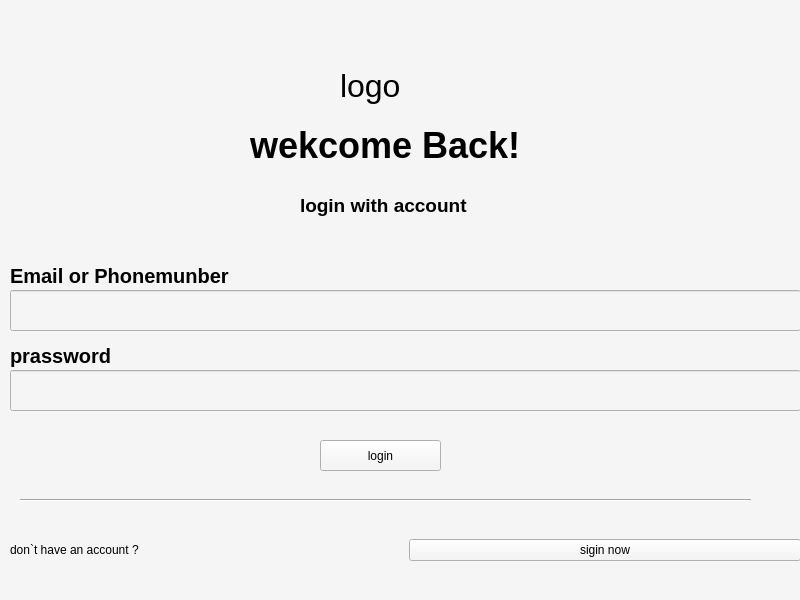
This is ui/login.ui in vuituoiluon595-spec/PTA39-SPCK as Qt 5 draws it before an edit. The edited form follows.
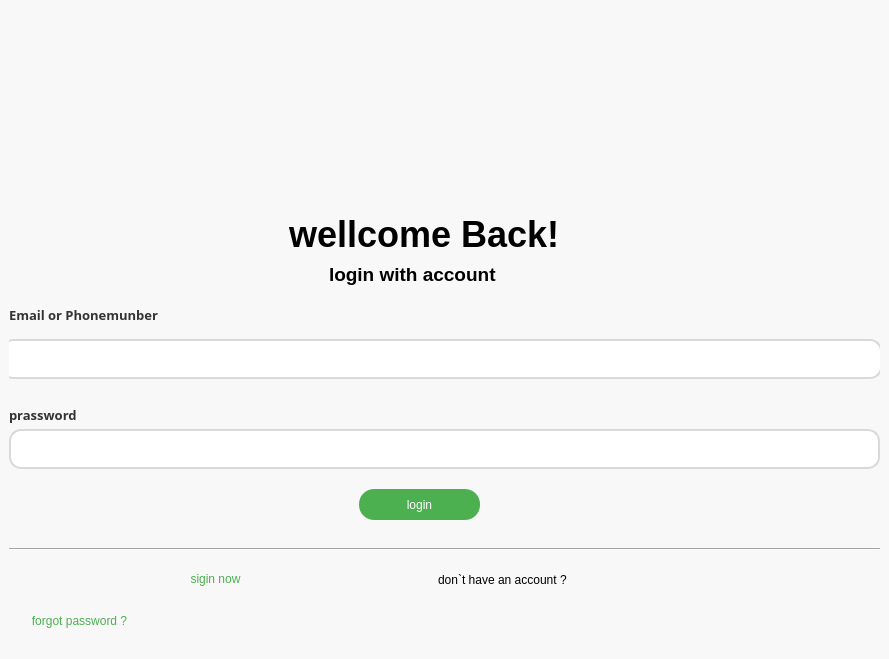
This is the edited form. Icons and pictures are not drawn.

```diff
--- a/ui/login.ui
+++ b/ui/login.ui
@@ -6,8 +6,8 @@
    <rect>
     <x>0</x>
     <y>0</y>
-    <width>800</width>
-    <height>600</height>
+    <width>889</width>
+    <height>659</height>
    </rect>
   </property>
   <property name="windowTitle">
@@ -15,37 +15,115 @@
   </property>
   <widget class="QWidget" name="centralwidget">
    <property name="styleSheet">
-    <string notr="true">background: #F5F5F5</string>
+    <string notr="true">QMainWindow{
+    background-color: #F8F8F8;
+}
+
+QWidget{
+    background-color: #F8F8F8;
+}
+
+/* Welcome Back */
+QLabel#label{
+    color: #333333;
+    font: 700 24pt &quot;Poppins&quot;;
+}
+
+/* Login with account */
+QLabel#label_lo_account{
+    color: #666666;
+    font: 11pt &quot;Poppins&quot;;
+}
+
+/* Email &amp; Password text */
+QLabel#text_email_phone,
+QLabel#text_prassword{
+    color: #333333;
+    font: 600 10pt &quot;Poppins&quot;;
+}
+
+/* Email và Password Input */
+QLineEdit#email,
+QLineEdit#password{
+    background-color: white;
+    border: 2px solid #D9D9D9;
+    border-radius: 12px;
+    padding-left: 10px;
+    color: #333333;
+    font: 10pt &quot;Poppins&quot;;
+}
+
+QLineEdit#email:focus,
+QLineEdit#password:focus{
+    border: 2px solid #4CAF50;
+}
+
+/* Nút Login */
+QToolButton#login{
+    background-color: #4CAF50;
+    color: white;
+    border-radius: 15px;
+    font: bold 11pt &quot;Poppins&quot;;
+    border: none;
+}
+
+QToolButton#login:hover{
+    background-color: #43A047;
+}
+
+/* Forgot Password */
+QPushButton#forgot_password{
+    background: transparent;
+    color: #4CAF50;
+    border: none;
+    font: 10pt &quot;Poppins&quot;;
+}
+
+QPushButton#forgot_password:hover{
+    color: #43A047;
+    text-decoration: underline;
+}
+
+/* Sign Now */
+QPushButton#nav_signup{
+    background: transparent;
+    color: #4CAF50;
+    border: none;
+    font: bold 10pt &quot;Poppins&quot;;
+}
+
+QPushButton#pushButton:hover{
+    color: #43A047;
+}
+
+/* Đường kẻ */
+QFrame#line{
+    color: #D9D9D9;
+}
+</string>
    </property>
-   <widget class="QLabel" name="label">
-    <property name="geometry">
-     <rect>
-      <x>340</x>
-      <y>100</y>
-      <width>47</width>
-      <height>13</height>
-     </rect>
-    </property>
-    <property name="text">
-     <string/>
-    </property>
-   </widget>
+   <layout class="QVBoxLayout" name="verticalLayout">
+    <item>
    <widget class="QWidget" name="widget" native="true">
-    <property name="geometry">
-     <rect>
-      <x>0</x>
-      <y>0</y>
-      <width>801</width>
-      <height>601</height>
-     </rect>
+      <property name="minimumSize">
+       <size>
+        <width>871</width>
+        <height>641</height>
+       </size>
+      </property>
+      <property name="maximumSize">
+       <size>
+        <width>871</width>
+        <height>641</height>
+       </size>
     </property>
     <widget class="QLabel" name="logo">
      <property name="geometry">
       <rect>
-       <x>340</x>
-       <y>60</y>
-       <width>61</width>
-       <height>51</height>
+         <x>270</x>
+         <y>-10</y>
+         <width>281</width>
+         <height>261</height>
       </rect>
      </property>
      <property name="font">
@@ -54,14 +132,26 @@
       </font>
      </property>
      <property name="text">
-      <string>logo</string>
-     </property>
-    </widget>
-    <widget class="QLabel" name="label_3">
+        <string/>
+       </property>
+       <property name="textFormat">
+        <enum>Qt::AutoText</enum>
+       </property>
+       <property name="pixmap">
+        <pixmap>../accets/imgs/img1.png</pixmap>
+       </property>
+       <property name="scaledContents">
+        <bool>true</bool>
+       </property>
+       <property name="wordWrap">
+        <bool>false</bool>
+       </property>
+      </widget>
+      <widget class="QLabel" name="lab_wellcome_back">
      <property name="geometry">
       <rect>
-       <x>250</x>
-       <y>110</y>
+         <x>280</x>
+         <y>190</y>
        <width>281</width>
        <height>71</height>
       </rect>
@@ -75,23 +165,24 @@
       </font>
      </property>
      <property name="text">
-      <string>wekcome Back!</string>
-     </property>
-    </widget>
-    <widget class="QLabel" name="text_2">
+        <string>wellcome Back!</string>
+       </property>
+      </widget>
+      <widget class="QLabel" name="text_email_phone">
      <property name="geometry">
       <rect>
-       <x>10</x>
-       <y>260</y>
+         <x>0</x>
+         <y>290</y>
        <width>221</width>
        <height>31</height>
       </rect>
      </property>
      <property name="font">
       <font>
-       <family>Arial</family>
-       <pointsize>15</pointsize>
+         <family>Poppins</family>
+         <pointsize>10</pointsize>
        <weight>75</weight>
+         <italic>false</italic>
        <bold>true</bold>
       </font>
      </property>
@@ -99,20 +190,21 @@
       <string>Email or Phonemunber</string>
      </property>
     </widget>
-    <widget class="QLabel" name="text">
+      <widget class="QLabel" name="text_prassword">
      <property name="geometry">
       <rect>
-       <x>10</x>
-       <y>340</y>
+         <x>0</x>
+         <y>390</y>
        <width>221</width>
        <height>31</height>
       </rect>
      </property>
      <property name="font">
       <font>
-       <family>Arial</family>
-       <pointsize>15</pointsize>
+         <family>Poppins</family>
+         <pointsize>10</pointsize>
        <weight>75</weight>
+         <italic>false</italic>
        <bold>true</bold>
       </font>
      </property>
@@ -120,11 +212,11 @@
       <string>prassword</string>
      </property>
     </widget>
-    <widget class="QLabel" name="label_2">
+      <widget class="QLabel" name="label_logi_with_account">
      <property name="geometry">
       <rect>
-       <x>300</x>
-       <y>190</y>
+         <x>320</x>
+         <y>250</y>
        <width>221</width>
        <height>31</height>
       </rect>
@@ -141,24 +233,11 @@
       <string>login with account</string>
      </property>
     </widget>
-    <widget class="QLineEdit" name="email_phonemunber">
+      <widget class="QToolButton" name="login">
      <property name="geometry">
       <rect>
-       <x>10</x>
-       <y>290</y>
-       <width>791</width>
-       <height>41</height>
-      </rect>
-     </property>
-     <property name="text">
-      <string/>
-     </property>
-    </widget>
-    <widget class="QToolButton" name="toolButton">
-     <property name="geometry">
-      <rect>
-       <x>320</x>
-       <y>440</y>
+         <x>350</x>
+         <y>480</y>
        <width>121</width>
        <height>31</height>
       </rect>
@@ -170,9 +249,9 @@
     <widget class="Line" name="line">
      <property name="geometry">
       <rect>
-       <x>20</x>
-       <y>490</y>
-       <width>731</width>
+         <x>0</x>
+         <y>530</y>
+         <width>871</width>
        <height>20</height>
       </rect>
      </property>
@@ -183,43 +262,68 @@
     <widget class="QWidget" name="horizontalLayoutWidget">
      <property name="geometry">
       <rect>
-       <x>10</x>
-       <y>510</y>
-       <width>791</width>
-       <height>80</height>
+         <x>-10</x>
+         <y>550</y>
+         <width>871</width>
+         <height>41</height>
       </rect>
      </property>
      <layout class="QHBoxLayout" name="horizontalLayout">
       <item>
-       <widget class="QLabel" name="label_4">
-        <property name="text">
-         <string>don`t have an account ?</string>
-        </property>
-       </widget>
-      </item>
-      <item>
-       <widget class="QPushButton" name="pushButton">
+         <widget class="QPushButton" name="nav_signup">
         <property name="text">
          <string>sigin now</string>
         </property>
        </widget>
       </item>
-     </layout>
-    </widget>
-    <widget class="QLineEdit" name="email_phonemunber_2">
+        <item>
+         <widget class="QLabel" name="label_5">
+          <property name="text">
+           <string>don`t have an account ?</string>
+          </property>
+         </widget>
+        </item>
+       </layout>
+      </widget>
+      <widget class="QLineEdit" name="email">
      <property name="geometry">
       <rect>
-       <x>10</x>
-       <y>370</y>
-       <width>791</width>
-       <height>41</height>
-      </rect>
-     </property>
+         <x>-8</x>
+         <y>330</y>
+         <width>881</width>
+         <height>40</height>
+        </rect>
+       </property>
+      </widget>
+      <widget class="QLineEdit" name="password">
+       <property name="geometry">
+        <rect>
+         <x>0</x>
+         <y>420</y>
+         <width>871</width>
+         <height>40</height>
+        </rect>
+       </property>
+       <property name="echoMode">
+        <enum>QLineEdit::Password</enum>
+       </property>
+      </widget>
+      <widget class="QPushButton" name="forgot_password">
+       <property name="geometry">
+        <rect>
+         <x>0</x>
+         <y>600</y>
+         <width>141</width>
+         <height>23</height>
+        </rect>
+       </property>
      <property name="text">
-      <string/>
+        <string>forgot password ?</string>
      </property>
     </widget>
    </widget>
+    </item>
+   </layout>
   </widget>
  </widget>
  <resources/>
```
Lines whose indentation alone changed are shown as unchanged.
